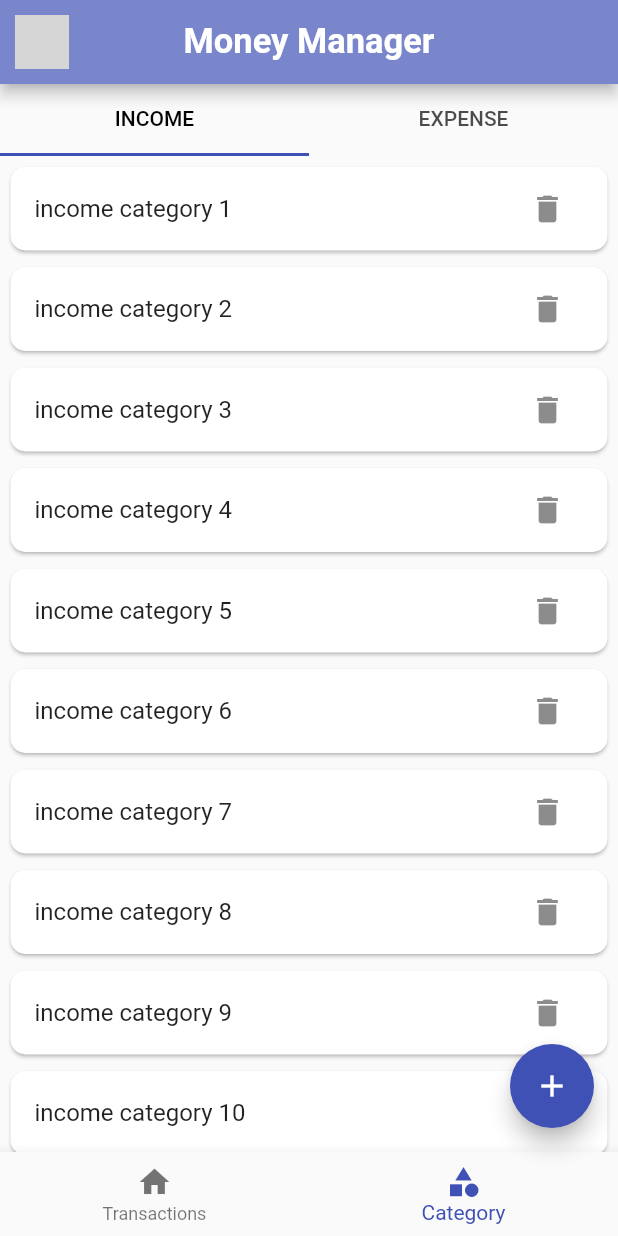
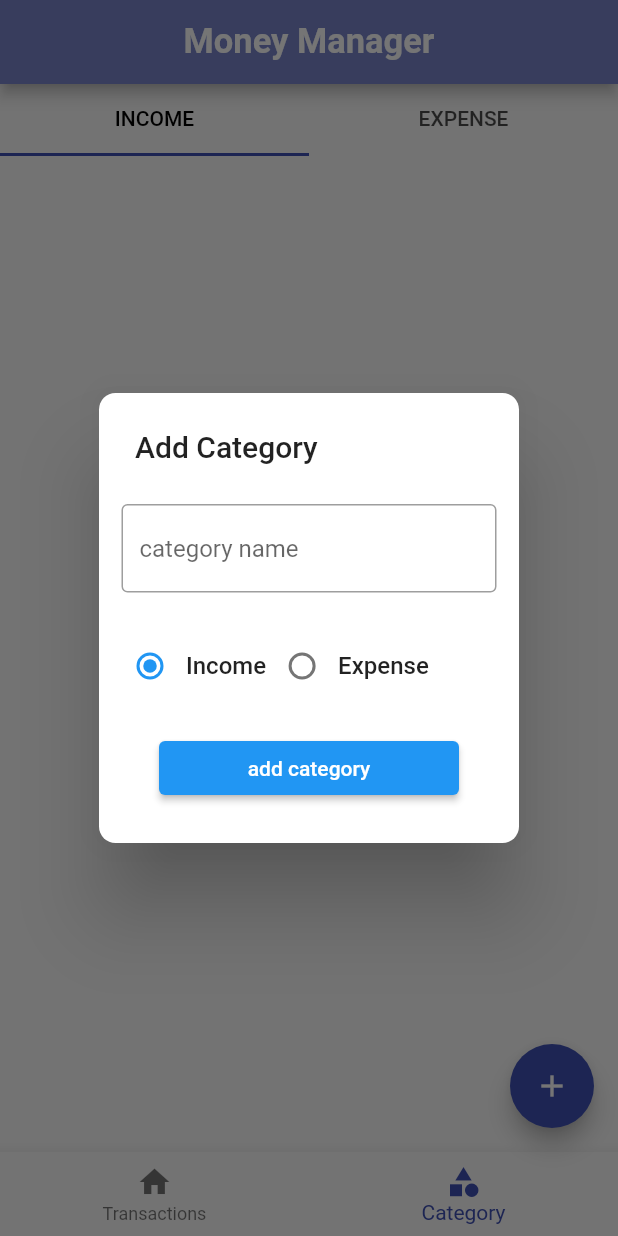
Before and after one commit to nijaskhan/Money-Manager-MobileApp, a Flutter app: the screen it shows after launch, item 2 of the bottom bar chosen, after a tap on the "add" icon, on a phone screen of 412 x 824 dp. Run offline on Flutter 3.47's test engine with Material 2 defaults, Android fonts, the light colour scheme and no system bars; our stand-ins replace hive_flutter; accounts and stored records are empty; grey boxes are pictures that could not be loaded.

Commit message:
income category and expense category added and listView completed, A new function for refreshing Category Ui created for getting the values from hive

```diff
--- a/lib/db/category/category_db.dart
+++ b/lib/db/category/category_db.dart
@@ -1,7 +1,11 @@
+import 'package:flutter/cupertino.dart';
 import 'package:hive_flutter/adapters.dart';
 import 'package:money_management_project/models/category/category_model.dart';
 
 const categoryDbName = 'category-database';
+
+ValueNotifier<List<CategoryModel>> incomeCategoryListListener = ValueNotifier([]);
+ValueNotifier<List<CategoryModel>> expenseCategoryListListener = ValueNotifier([]);
 
 abstract class CategoryDbFunc {
 
@@ -10,10 +14,19 @@ abstract class CategoryDbFunc {
 }
 
 class CategoryDB implements CategoryDbFunc{
+  // creating a single object for all instance from this class
+  CategoryDB._internal();
+
+  static CategoryDB instance = CategoryDB._internal();
+  factory CategoryDB(){
+    return instance;
+  }
+
   @override
   Future<void> insertCategory(CategoryModel value) async{
     final _categoryDB = await Hive.openBox<CategoryModel>(categoryDbName);
     _categoryDB.add(value);
+    refreshCategoryUI();
   }
 
   @override
@@ -21,4 +34,22 @@ class CategoryDB implements CategoryDbFunc{
     final _categoryDB = await Hive.openBox<CategoryModel>(categoryDbName);
     return _categoryDB.values.toList();
   }
+
+  @override
+  Future<void> refreshCategoryUI() async{
+    final _allCategories = await getCategories();
+    incomeCategoryListListener.value.clear();
+    expenseCategoryListListener.value.clear();
+
+    await Future.forEach(_allCategories, (CategoryModel category) {
+      if(category.type == CategoryType.income){
+        incomeCategoryListListener.value.add(category);
+      }else{
+        expenseCategoryListListener.value.add(category);
+      }
+    });
+
+    incomeCategoryListListener.notifyListeners();
+    expenseCategoryListListener.notifyListeners();
+  }
 }
--- /dev/null
+++ b/lib/models/category/category_add_popup.dart
@@ -0,0 +1,98 @@
+import 'package:flutter/material.dart';
+import 'package:money_management_project/db/category/category_db.dart';
+import 'package:money_management_project/models/category/category_model.dart';
+
+ValueNotifier<CategoryType> selectedCategoryNotifier =
+    ValueNotifier(CategoryType.income);
+
+final _categoryNameTextController = TextEditingController();
+
+
+Future<void> showCategoryAddPopup(BuildContext context) async {
+  showDialog(
+      context: context,
+      builder: (ctx) {
+        return SimpleDialog(
+          shape: RoundedRectangleBorder(
+              borderRadius: BorderRadius.all(Radius.circular(11))),
+          title: const Text('Add Category'),
+          children: [
+            Padding(
+              padding: EdgeInsets.all(15),
+              child: TextFormField(
+                controller: _categoryNameTextController,
+                decoration: InputDecoration(
+                  hintText: 'category name',
+                  border: OutlineInputBorder(),
+                ),
+              ),
+            ),
+            Padding(
+              padding: EdgeInsets.all(10),
+              child: Row(
+                children: [
+                  RadioButton(title: 'Income', type: CategoryType.income),
+                  RadioButton(title: 'Expense', type: CategoryType.expense)
+                ],
+              ),
+            ),
+            Padding(
+              padding: EdgeInsets.fromLTRB(40, 10, 40, 10),
+              child: ElevatedButton(
+                  onPressed: () {
+                    final _category = CategoryModel(
+                        id: DateTime.now().millisecondsSinceEpoch.toString(),
+                        name: _categoryNameTextController.text,
+                        type: selectedCategoryNotifier.value
+                    );
+                    CategoryDB().insertCategory(_category);
+                    ScaffoldMessenger.of(context).showSnackBar(
+                      SnackBar(
+                        behavior: SnackBarBehavior.fixed,
+                        content: Text('category added', style: TextStyle(fontWeight: FontWeight.bold)),
+                        backgroundColor: Colors.green.shade300,
+                      )
+                    );
+                    Navigator.of(ctx).pop();
+                  },
+                  child: Text('add category')),
+            )
+          ],
+        );
+      });
+}
+
+// radioButton
+class RadioButton extends StatelessWidget {
+  final String title;
+  final CategoryType type;
+
+  const RadioButton({super.key, required this.title, required this.type});
+
+  @override
+  Widget build(BuildContext context) {
+    return ValueListenableBuilder(
+        valueListenable: selectedCategoryNotifier,
+        builder: (BuildContext ctx, CategoryType newCategory, Widget? _) {
+          return Row(
+            children: [
+              Radio<CategoryType>(
+                  value: type,
+                  groupValue: newCategory,
+                  onChanged: (value) {
+                    if(value==null){
+                      return;
+                    }
+                    print(value);
+                    selectedCategoryNotifier.value = value;
+                    selectedCategoryNotifier.notifyListeners();
+                  }),
+              Text(
+                title,
+                style: const TextStyle(fontWeight: FontWeight.w500),
+              )
+            ],
+          );
+        });
+  }
+}
--- a/lib/screens/category/expense_category_list.dart
+++ b/lib/screens/category/expense_category_list.dart
@@ -1,21 +1,28 @@
 import 'package:flutter/cupertino.dart';
 import 'package:flutter/material.dart';
+import 'package:money_management_project/db/category/category_db.dart';
+
+import '../../models/category/category_model.dart';
 
 class ExpenseCategoryList extends StatelessWidget {
   const ExpenseCategoryList({super.key});
 
   @override
   Widget build(BuildContext context) {
+    return ValueListenableBuilder(
+        valueListenable: expenseCategoryListListener,
+        builder: (BuildContext ctx, List<CategoryModel> newList, Widget? _) {
           return ListView.separated(
             itemBuilder: (ctx, index) {
+              final category = newList[index];
               return Padding(
                 padding: const EdgeInsets.fromLTRB(3, 3, 3, 0),
                 child: Card(
                   elevation: 1,
-            shape: RoundedRectangleBorder(
+                  shape: const RoundedRectangleBorder(
                       borderRadius: BorderRadius.all(Radius.circular(10))),
                   child: ListTile(
-              title: Text("expense category ${index+1}"),
+                    title: Text(category.name),
                     trailing: IconButton(onPressed: (){
                       print("delete button pressed");
                     }, icon: const Icon(Icons.delete)),
@@ -26,7 +33,10 @@ class ExpenseCategoryList extends StatelessWidget {
             separatorBuilder: (ctx, index){
               return const SizedBox(height: 0,);
             },
-      itemCount: 30,
+            itemCount: newList.length,
+          );
+
+        }
     );
   }
 }
--- a/lib/screens/category/income_category_list.dart
+++ b/lib/screens/category/income_category_list.dart
@@ -1,12 +1,19 @@
 import 'package:flutter/material.dart';
+import 'package:money_management_project/db/category/category_db.dart';
+
+import '../../models/category/category_model.dart';
 
 class IncomeCategoryList extends StatelessWidget {
   const IncomeCategoryList({super.key});
 
   @override
   Widget build(BuildContext context) {
+    return ValueListenableBuilder(
+        valueListenable: incomeCategoryListListener,
+        builder: (BuildContext ctx, List<CategoryModel> newList, Widget? _) {
           return ListView.separated(
             itemBuilder: (ctx, index) {
+              final category = newList[index];
               return Padding(
                 padding: const EdgeInsets.fromLTRB(3, 3, 3, 0),
                 child: Card(
@@ -14,7 +21,7 @@ class IncomeCategoryList extends StatelessWidget {
                   shape: const RoundedRectangleBorder(
                       borderRadius: BorderRadius.all(Radius.circular(10))),
                   child: ListTile(
-              title: Text("income category ${index+1}"),
+                    title: Text(category.name),
                     trailing: IconButton(onPressed: (){
                       print("delete button pressed");
                     }, icon: const Icon(Icons.delete)),
@@ -25,7 +32,10 @@ class IncomeCategoryList extends StatelessWidget {
             separatorBuilder: (ctx, index){
               return const SizedBox(height: 0,);
             },
-      itemCount: 30,
+            itemCount: newList.length,
+          );
+
+        }
     );
   }
 }
--- a/lib/screens/category/screen_category.dart
+++ b/lib/screens/category/screen_category.dart
@@ -18,9 +18,7 @@ class _ScreenCategoryState extends State<ScreenCategory>
   void initState() {
     super.initState();
     // getCategory_FunctionCall
-    CategoryDB().getCategories().then((value) {
-      print(value.toString());
-    });
+    CategoryDB().refreshCategoryUI();
     _tabController = TabController(length: 2, vsync: this);
   }
 
--- a/lib/screens/home/screen_home.dart
+++ b/lib/screens/home/screen_home.dart
@@ -1,4 +1,5 @@
 import 'package:flutter/material.dart';
+import 'package:money_management_project/models/category/category_add_popup.dart';
 import 'package:money_management_project/screens/category/screen_category.dart';
 import 'package:money_management_project/screens/home/widgets/widget_botttom_navbar.dart';
 import 'package:money_management_project/screens/transaction/screen_transaction.dart';
@@ -16,7 +17,7 @@ class ScreenHome extends StatelessWidget {
   @override
   Widget build(BuildContext context) {
     return Scaffold(
-        bottomNavigationBar: const MoneyManagerBotttomNavigation(),
+        bottomNavigationBar: const MoneyManagerBottomNavigation(),
         appBar: AppBar(
           backgroundColor: Colors.indigo.shade300,
           title: const Text(
@@ -43,7 +44,8 @@ class ScreenHome extends StatelessWidget {
             if(selectedIndexNotifier.value == 0){
               print("transactions");
             }else{
-
+              print("categories");
+              showCategoryAddPopup(context);
               // CategoryDB().insertCategory(_sample);
             }
           },
--- a/lib/screens/home/widgets/widget_botttom_navbar.dart
+++ b/lib/screens/home/widgets/widget_botttom_navbar.dart
@@ -1,8 +1,8 @@
 import 'package:flutter/material.dart';
 import 'package:money_management_project/screens/home/screen_home.dart';
 
-class MoneyManagerBotttomNavigation extends StatelessWidget {
-  const MoneyManagerBotttomNavigation({super.key});
+class MoneyManagerBottomNavigation extends StatelessWidget {
+  const MoneyManagerBottomNavigation({super.key});
 
   @override
   Widget build(BuildContext context) {
```
Lines whose indentation alone changed are shown as unchanged.
